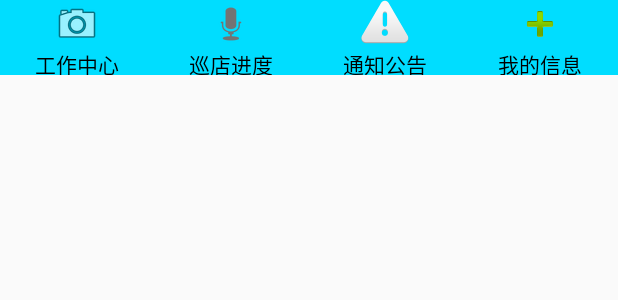
After one commit to qq2504021719/andrapp, an Android app: the layout bar.xml on its own in the app's theme, with its tools: preview values and no code run, on a phone screen of 412 x 824 dp. The commit adds this screen. Shown: the top 300 px of the screen. Run offline under Robolectric (Android 15) with nearby library versions, the phone set to English and light mode, and no system bars.

Commit message:
左右滑动实现，导航菜单布局

```diff
--- a/XunDian/app/src/main/AndroidManifest.xml
+++ b/XunDian/app/src/main/AndroidManifest.xml
@@ -9,7 +9,8 @@
         android:roundIcon="@mipmap/ic_launcher_round"
         android:supportsRtl="true"
         android:theme="@style/AppTheme">
-        <activity android:name=".MainActivity">
+
+        <activity android:name=".MainPageActivity">
             <intent-filter>
                 <action android:name="android.intent.action.MAIN"/>
 
@@ -17,7 +18,6 @@
             </intent-filter>
         </activity>
 
-        <activity android:name=".ViewActivity"></activity>
     </application>
 
 </manifest>
--- a/XunDian/app/src/main/java/com/bignerdranch/android/xundian/ViewS.java
+++ b/XunDian/app/src/main/java/com/bignerdranch/android/xundian/ViewS.java
@@ -17,12 +17,16 @@ public class ViewS {
 
     public void init(){
         mViews = new ArrayList<>();
-        for(int i = 1;i<=3;i++){
+        for(int i = 1;i<=4;i++){
             mViewd = new Viewd();
             mViewd.setViewid(i);
             mViewd.setViewString("页面"+i);
             mViews.add(mViewd);
         }
+    }
+
+    public List<Viewd> getViewS(){
+        return mViews;
     }
 
     /**
--- /dev/null
+++ b/XunDian/app/src/main/res/drawable/bar_selector.xml
@@ -0,0 +1,5 @@
+<?xml version="1.0" encoding="utf-8"?>
+<selector xmlns:android="http://schemas.android.com/apk/res/android">
+    <item android:state_checked="true" android:drawable="@android:color/holo_red_light"></item>
+    <item android:state_checked="false" android:drawable="@android:color/holo_blue_bright"></item>
+</selector>
--- /dev/null
+++ b/XunDian/app/src/main/res/layout/bar.xml
@@ -0,0 +1,56 @@
+<?xml version="1.0" encoding="utf-8"?>
+<RadioGroup xmlns:android="http://schemas.android.com/apk/res/android"
+            android:layout_width="match_parent"
+            android:layout_height="50dp"
+            android:id="@+id/rg"
+            android:orientation="horizontal">
+
+    <RadioButton
+        android:id="@+id/rb_1"
+        android:layout_width="0dp"
+        android:layout_height="wrap_content"
+        android:background="@drawable/bar_selector"
+        android:layout_weight="1"
+        android:drawableTop="@android:drawable/ic_menu_camera"
+        android:button="@null"
+        android:gravity="center"
+        android:paddingLeft="0dp"
+        android:text="工作中心"/>
+
+    <RadioButton
+        android:id="@+id/rb_2"
+        android:layout_width="0dp"
+        android:layout_height="wrap_content"
+        android:drawableTop="@android:drawable/ic_btn_speak_now"
+        android:background="@drawable/bar_selector"
+        android:layout_weight="1"
+        android:button="@null"
+        android:gravity="center"
+        android:paddingLeft="0dp"
+        android:text="巡店进度"/>
+
+    <RadioButton
+        android:id="@+id/rb_3"
+        android:layout_width="0dp"
+        android:layout_height="wrap_content"
+        android:background="@drawable/bar_selector"
+        android:drawableTop="@android:drawable/ic_dialog_alert"
+        android:layout_weight="1"
+        android:button="@null"
+        android:gravity="center"
+        android:paddingLeft="0dp"
+        android:text="通知公告"/>
+
+    <RadioButton
+        android:id="@+id/rb_4"
+        android:layout_width="0dp"
+        android:layout_height="wrap_content"
+        android:drawableTop="@android:drawable/ic_input_add"
+        android:background="@drawable/bar_selector"
+        android:layout_weight="1"
+        android:button="@null"
+        android:gravity="center"
+        android:paddingLeft="0dp"
+        android:text="我的信息"/>
+
+</RadioGroup>
--- a/XunDian/app/src/main/res/layout/main_page_view_page.xml
+++ b/XunDian/app/src/main/res/layout/main_page_view_page.xml
@@ -3,5 +3,4 @@
                                    android:id="@+id/activity_main_page_view_page"
                                    android:layout_width="match_parent"
                                    android:layout_height="match_parent">
-
 </android.support.v4.view.ViewPager>
--- a/XunDian/app/src/main/res/layout/view_1.xml
+++ b/XunDian/app/src/main/res/layout/view_1.xml
@@ -6,6 +6,7 @@
     <TextView
         android:id="@+id/text_view_view_1"
         android:layout_width="match_parent"
-        android:layout_height="match_parent"
+        android:layout_height="wrap_content"
         android:text="view1"/>
+
 </LinearLayout>
```
Also changed, not shown: XunDian/app/src/main/java/com/bignerdranch/android/xundian/MainActivity.java (deleted, +0 -53 lines), XunDian/app/src/main/java/com/bignerdranch/android/xundian/MainFragment.java (added, +62 -0 lines), XunDian/app/src/main/java/com/bignerdranch/android/xundian/MainPageActivity.java (+47 -2 lines), XunDian/app/src/main/java/com/bignerdranch/android/xundian/ViewActivity.java (deleted, +0 -42 lines), XunDian/app/src/main/res/layout/activity_main.xml (deleted, +0 -25 lines), XunDian/app/src/main/res/layout/main_activity.xml (added, +24 -0 lines), XunDian/app/src/main/ic_launcher-web.png (added), XunDian/app/src/main/res/mipmap-hdpi/ic_launcher.png, XunDian/app/src/main/res/mipmap-mdpi/ic_launcher.png, XunDian/app/src/main/res/mipmap-xhdpi/ic_launcher.png, XunDian/app/src/main/res/mipmap-xxhdpi/ic_launcher.png, XunDian/app/src/main/res/mipmap-xxxhdpi/ic_launcher.png.
